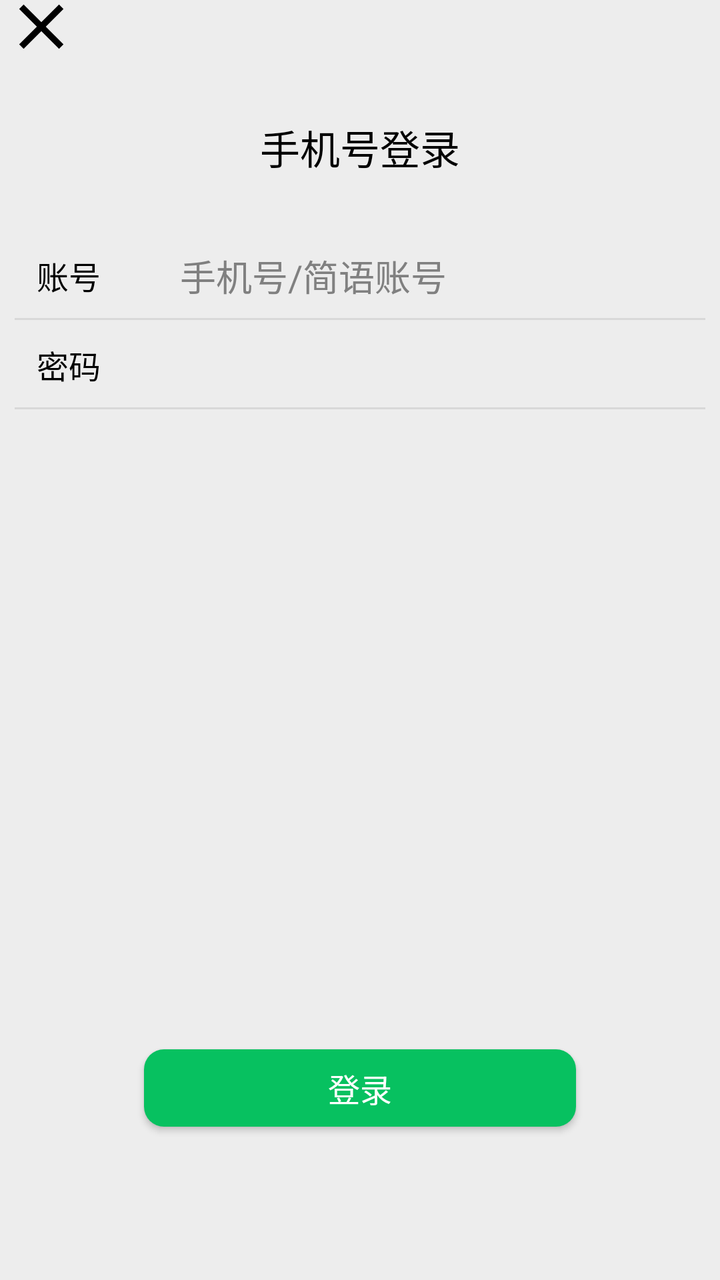
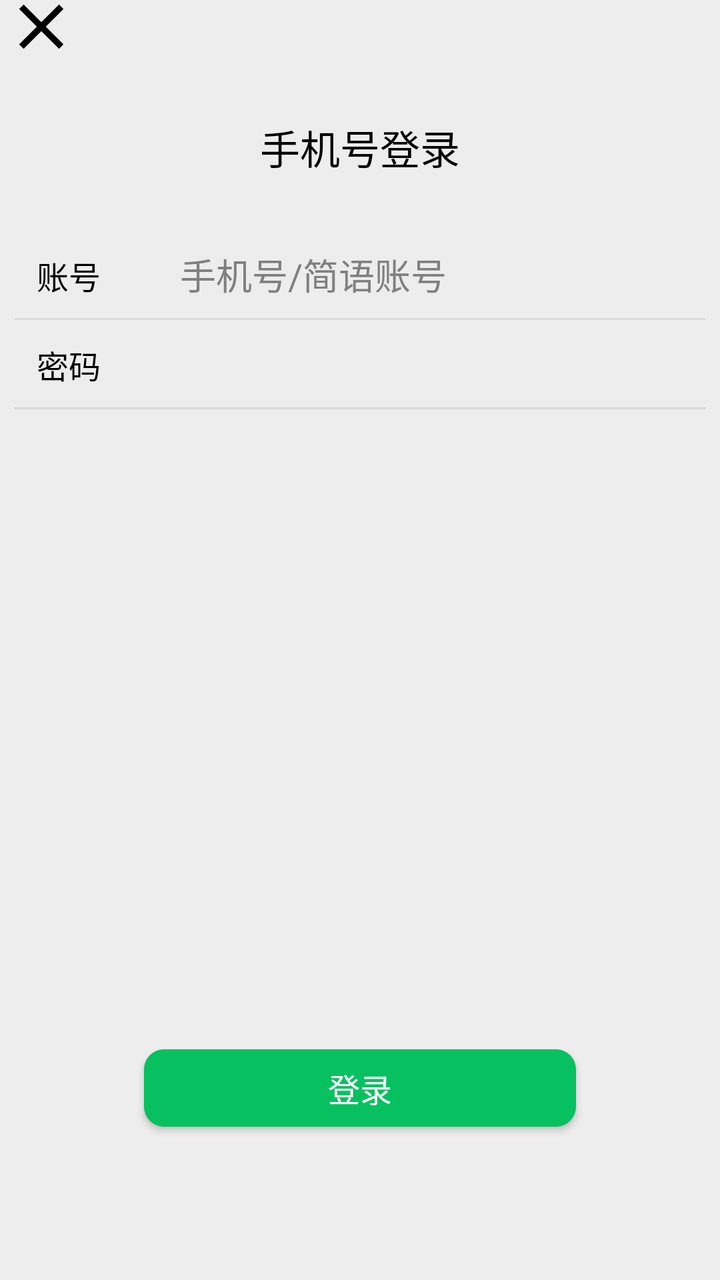

Compare the two renders of this Android layout. The source of the first and the diff that turns it into the second are given below.
<!-- AndroidManifest.xml: application theme AppCompatTheme -->
<!-- res/layout/activity_login.xml -->
<?xml version="1.0" encoding="utf-8"?>
<androidx.constraintlayout.widget.ConstraintLayout xmlns:android="http://schemas.android.com/apk/res/android"
    xmlns:app="http://schemas.android.com/apk/res-auto"
    xmlns:tools="http://schemas.android.com/tools"
    android:layout_width="match_parent"
    android:layout_height="match_parent"
    android:background="@color/evelengray"
    android:orientation="vertical"
    tools:context=".RegisteredActivity">


    <Button
        android:id="@+id/bt_login"
        android:layout_width="0dp"
        android:layout_height="0dp"
        android:background="@drawable/shape_login_button"
        android:text="登录"
        android:textColor="@color/white"
        android:elevation="0dp"
        android:textSize="16dp"
        app:layout_constraintBottom_toTopOf="@+id/guideline54"
        app:layout_constraintEnd_toStartOf="@+id/guideline57"
        app:layout_constraintStart_toStartOf="@+id/guideline56"
        app:layout_constraintTop_toTopOf="@+id/guideline55" />

    <EditText
        android:id="@+id/et_phone"
        android:background="@null"
        android:layout_width="150sp"
        android:layout_height="wrap_content"
        android:singleLine="true"
        app:layout_constraintBottom_toTopOf="@+id/guideline43"
        app:layout_constraintStart_toStartOf="@+id/guideline53"
        app:layout_constraintTop_toTopOf="@+id/guideline42" />

    <EditText
        android:id="@+id/et_nickname"
        android:background="@null"
        android:layout_width="150sp"
        android:layout_height="wrap_content"
        android:hint="手机号/简语账号"
        android:singleLine="true"
        android:textColorHint="@color/grey"
        app:layout_constraintBottom_toTopOf="@+id/guideline42"
        app:layout_constraintStart_toStartOf="@+id/guideline53"
        app:layout_constraintTop_toTopOf="@+id/guideline41" />

    <TextView
        android:layout_width="wrap_content"
        android:layout_height="wrap_content"
        android:text="密码"
        android:textColor="@color/black"
        android:textSize="16sp"
        app:layout_constraintBottom_toTopOf="@+id/guideline43"
        app:layout_constraintStart_toStartOf="@+id/guideline50"
        app:layout_constraintTop_toTopOf="@+id/guideline42" />

    <TextView
        android:id="@+id/textView4"
        android:layout_width="wrap_content"
        android:layout_height="wrap_content"
        android:text="账号"
        android:textColor="@color/black"
        android:textSize="16sp"
        app:layout_constraintBottom_toTopOf="@+id/guideline42"
        app:layout_constraintStart_toStartOf="@+id/guideline50"
        app:layout_constraintTop_toTopOf="@+id/guideline41" />

    <ImageView
        android:id="@+id/iv_close"
        android:layout_width="41dp"
        android:layout_height="38dp"
        app:layout_constraintBottom_toTopOf="@+id/guideline40"
        app:layout_constraintStart_toStartOf="parent"
        app:srcCompat="@drawable/baseline_close_24" />

    <androidx.constraintlayout.widget.Guideline
        android:id="@+id/guideline40"
        android:layout_width="wrap_content"
        android:layout_height="wrap_content"
        android:orientation="horizontal"
        app:layout_constraintGuide_percent="0.05" />

    <TextView
        android:id="@+id/textView"
        android:layout_width="wrap_content"
        android:layout_height="wrap_content"
        android:text="@string/phoneLogin"
        android:textColor="@color/black"
        android:textSize="20sp"
        app:layout_constraintBottom_toTopOf="@+id/guideline41"
        app:layout_constraintEnd_toEndOf="parent"
        app:layout_constraintStart_toStartOf="parent"
        app:layout_constraintTop_toTopOf="@+id/guideline40" />

    <androidx.constraintlayout.widget.Guideline
        android:id="@+id/guideline41"
        android:layout_width="wrap_content"
        android:layout_height="wrap_content"
        android:orientation="horizontal"
        app:layout_constraintGuide_percent="0.18" />

    <androidx.constraintlayout.widget.Guideline
        android:id="@+id/guideline54"
        android:layout_width="wrap_content"
        android:layout_height="wrap_content"
        android:orientation="horizontal"
        app:layout_constraintGuide_percent="0.88" />

    <androidx.constraintlayout.widget.Guideline
        android:id="@+id/guideline55"
        android:layout_width="wrap_content"
        android:layout_height="wrap_content"
        android:orientation="horizontal"
        app:layout_constraintGuide_percent="0.82" />

    <androidx.constraintlayout.widget.Guideline
        android:id="@+id/guideline42"
        android:layout_width="wrap_content"
        android:layout_height="wrap_content"
        android:orientation="horizontal"
        app:layout_constraintGuide_percent="0.25" />

    <androidx.constraintlayout.widget.Guideline
        android:id="@+id/guideline43"
        android:layout_width="wrap_content"
        android:layout_height="wrap_content"
        android:orientation="horizontal"
        app:layout_constraintGuide_percent="0.32" />

    <androidx.constraintlayout.widget.Guideline
        android:id="@+id/guideline50"
        android:layout_width="wrap_content"
        android:layout_height="wrap_content"
        android:orientation="vertical"
        app:layout_constraintGuide_percent="0.05109489" />

    <androidx.constraintlayout.widget.Guideline
        android:id="@+id/guideline53"
        android:layout_width="wrap_content"
        android:layout_height="wrap_content"
        android:orientation="vertical"
        app:layout_constraintGuide_percent="0.25" />

    <androidx.constraintlayout.widget.Guideline
        android:id="@+id/guideline56"
        android:layout_width="wrap_content"
        android:layout_height="wrap_content"
        android:orientation="vertical"
        app:layout_constraintGuide_percent="0.2" />

    <androidx.constraintlayout.widget.Guideline
        android:id="@+id/guideline57"
        android:layout_width="wrap_content"
        android:layout_height="wrap_content"
        android:orientation="vertical"
        app:layout_constraintGuide_percent="0.8" />

    <View
        android:id="@+id/divider3"
        android:layout_width="0dp"
        android:layout_height="1dp"
        android:background="@color/warehouseGray"
        app:layout_constraintBottom_toTopOf="@+id/guideline42"
        app:layout_constraintEnd_toStartOf="@+id/guideline52"
        app:layout_constraintStart_toStartOf="@+id/guideline51" />

    <View
        android:id="@+id/divider5"
        android:layout_width="0dp"
        android:layout_height="1dp"
        android:background="@color/warehouseGray"
        app:layout_constraintBottom_toTopOf="@+id/guideline43"
        app:layout_constraintEnd_toStartOf="@+id/guideline52"
        app:layout_constraintStart_toStartOf="@+id/guideline51" />

    <androidx.constraintlayout.widget.Guideline
        android:id="@+id/guideline51"
        android:layout_width="wrap_content"
        android:layout_height="wrap_content"
        android:orientation="vertical"
        app:layout_constraintGuide_percent="0.02" />

    <androidx.constraintlayout.widget.Guideline
        android:id="@+id/guideline52"
        android:layout_width="wrap_content"
        android:layout_height="wrap_content"
        android:orientation="vertical"
        app:layout_constraintGuide_percent="0.98" />
</androidx.constraintlayout.widget.ConstraintLayout>
<!-- resources referenced by this layout -->
<resources>
  <color name="black">#FF000000</color>
  <color name="evelengray">#FFEDEDED</color>
  <color name="grey">#FF808080</color>
  <color name="warehouseGray">#D8D8D8</color>
  <color name="white">#FFFFFFFF</color>
  <!-- drawable baseline_close_24 (drawable) -->
  <vector android:height="24dp" android:tint="#000000"
      android:viewportHeight="24" android:viewportWidth="24"
      android:width="24dp" xmlns:android="http://schemas.android.com/apk/res/android">
      <path android:fillColor="@android:color/white" android:pathData="M19,6.41L17.59,5 12,10.59 6.41,5 5,6.41 10.59,12 5,17.59 6.41,19 12,13.41 17.59,19 19,17.59 13.41,12z"/>
  </vector>
  <!-- drawable shape_login_button (drawable) -->
  <?xml version="1.0" encoding="utf-8"?>
  <shape xmlns:android="http://schemas.android.com/apk/res/android">
      <corners android:radius="10dp"/>
      <solid android:color="@color/verdant"/>
  </shape>
  <string name="phoneLogin">手机号登录</string>
  <style name="AppCompatTheme" parent="Theme.AppCompat.Light.NoActionBar">
          <item name="android:statusBarColor">@color/evelengray</item>
          <item name="android:windowLightStatusBar">true</item>
      </style>
  <color name="verdant">#07C160</color>
</resources>

<!-- the commit's change to res/layout/activity_login.xml (unified diff, before → after) -->
@@ -24,7 +24,7 @@
         app:layout_constraintTop_toTopOf="@+id/guideline55" />
 
     <EditText
-        android:id="@+id/et_phone"
+        android:id="@+id/logETPassword"
         android:background="@null"
         android:layout_width="150sp"
         android:layout_height="wrap_content"
@@ -34,16 +34,17 @@
         app:layout_constraintTop_toTopOf="@+id/guideline42" />
 
     <EditText
-        android:id="@+id/et_nickname"
-        android:background="@null"
+        android:id="@+id/logETAccount"
         android:layout_width="150sp"
         android:layout_height="wrap_content"
+        android:background="@null"
         android:hint="手机号/简语账号"
         android:singleLine="true"
         android:textColorHint="@color/grey"
         app:layout_constraintBottom_toTopOf="@+id/guideline42"
         app:layout_constraintStart_toStartOf="@+id/guideline53"
-        app:layout_constraintTop_toTopOf="@+id/guideline41" />
+        app:layout_constraintTop_toTopOf="@+id/guideline41"
+        app:layout_constraintVertical_bias="0.48" />
 
     <TextView
         android:layout_width="wrap_content"
